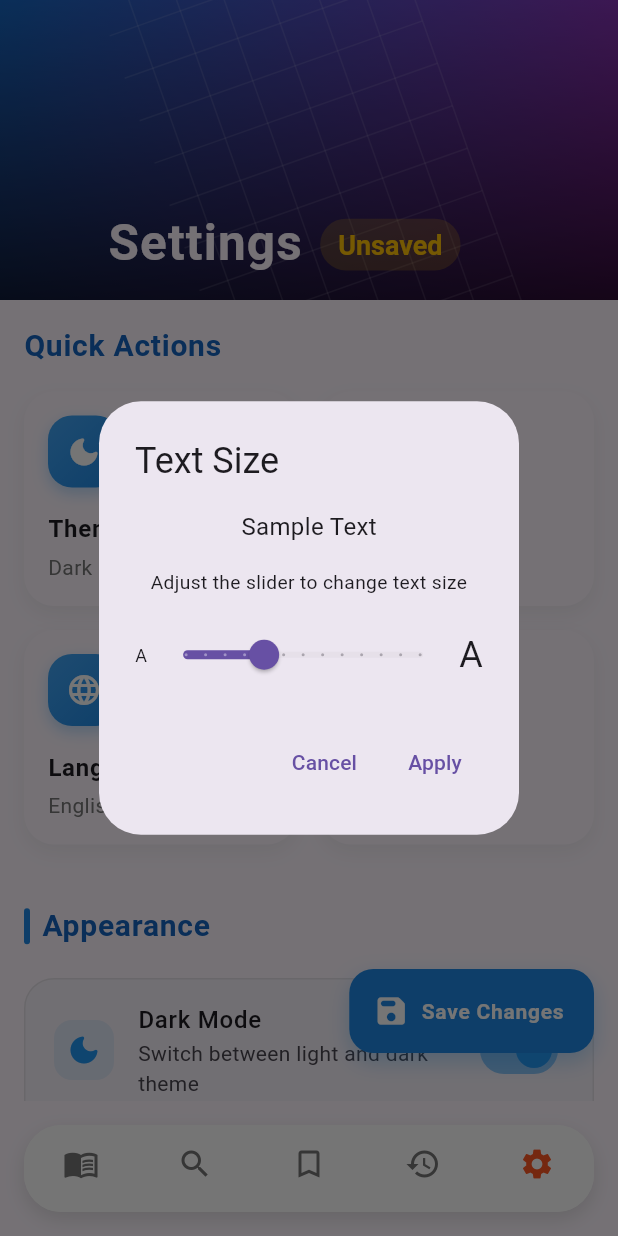
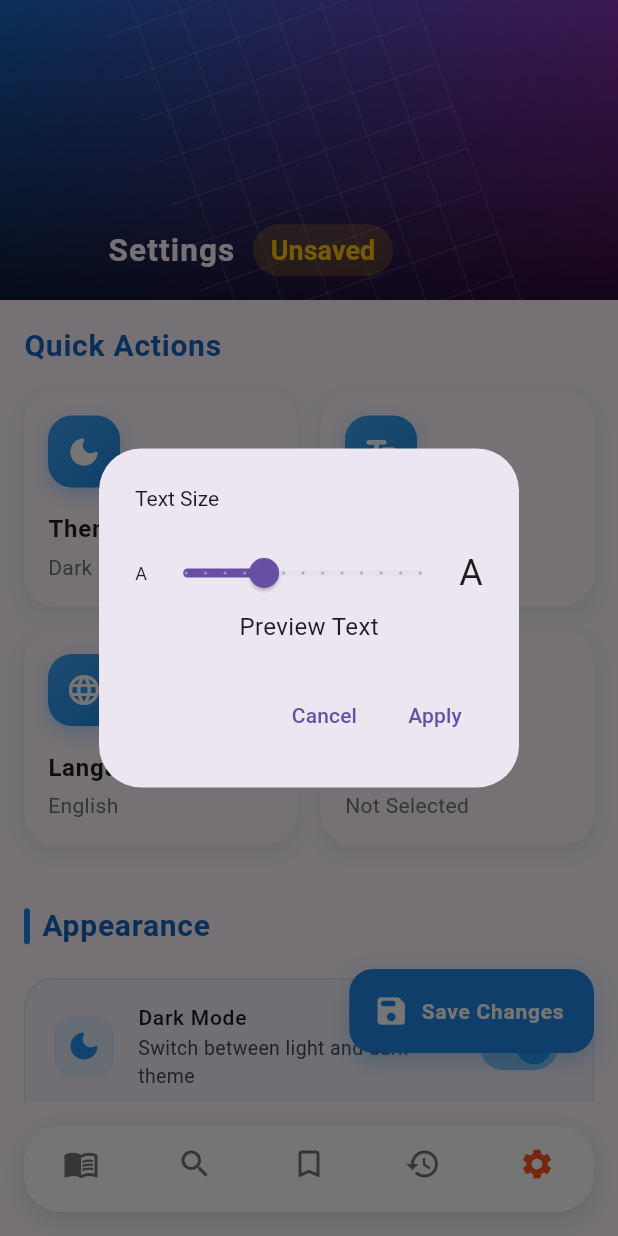
Before and after one commit to Duy-Thanh/docln, a Flutter app: the screen it shows after launch, item 5 of the bottom bar chosen, after a tap on "Theme", after a tap on "Text Size", on a phone screen of 412 x 824 dp. Run offline on Flutter 3.47's test engine with Material 3 defaults, Android fonts, the phone set to English and light mode, and no system bars; our stand-ins replace flutter_local_notifications, permission_handler, shared_preferences, webview_flutter; network calls fail.

Commit message:
Update GUI

```diff
--- a/lib/main.dart
+++ b/lib/main.dart
@@ -30,6 +30,7 @@ void main() async {
       providers: [
         ChangeNotifierProvider.value(value: themeService),
         ChangeNotifierProvider.value(value: languageService),
+        Provider<NotificationService>.value(value: notificationService),
       ],
       child: const MainApp(),
     ),
--- a/lib/screens/SettingsScreen.dart
+++ b/lib/screens/SettingsScreen.dart
@@ -2,6 +2,7 @@ import 'package:flutter/material.dart';
 import 'package:provider/provider.dart';
 import '../services/theme_services.dart';
 import '../services/language_service.dart';
+import '../services/notification_service.dart';
 import 'package:http/http.dart' as http;
 import '../services/crawler_service.dart';
 import 'dart:async'; // For TimeoutException
@@ -98,10 +99,13 @@ class _SettingsScreenState extends State<SettingsScreen> with SingleTickerProvid
   }
 
   Future<void> _loadSettings() async {
+    try {
       final prefs = await SharedPreferences.getInstance();
+      final themeService = Provider.of<ThemeServices>(context, listen: false);
+
       setState(() {
         isDarkMode = prefs.getBool('darkMode') ?? false;
-      textSize = prefs.getDouble('textSize') ?? 16.0;
+        textSize = themeService.textSize.clamp(12.0, 24.0); // Ensure within bounds
         isNotificationsEnabled = prefs.getBool('isNotifications') ?? true;
         selectedLanguage = prefs.getString('language') ?? 'English';
         isDataSaverEnabled = prefs.getBool('dataSaver') ?? false;
@@ -112,8 +116,18 @@ class _SettingsScreenState extends State<SettingsScreen> with SingleTickerProvid
         _initialLanguage = selectedLanguage;
         _initialDataSaver = isDataSaverEnabled;
 
-      _loadCurrentServer();
+        print('🔤 Loaded text size: $textSize');
       });
+
+      await _loadCurrentServer();
+    } catch (e) {
+      print('Error loading settings: $e');
+      // Set defaults if loading fails
+      setState(() {
+        textSize = 16.0;
+        _initialTextSize = 16.0;
+      });
+    }
   }
 
   void _checkForChanges() {
@@ -142,15 +156,39 @@ class _SettingsScreenState extends State<SettingsScreen> with SingleTickerProvid
   }
 
   Future<void> _saveSettings() async {
+    try {
       final prefs = await SharedPreferences.getInstance();
       final themeService = Provider.of<ThemeServices>(context, listen: false);
       final languageService = Provider.of<LanguageService>(context, listen: false);
+      final notificationService = Provider.of<NotificationService>(context, listen: false);
 
-    await prefs.setBool('darkMode', isDarkMode);
-    await prefs.setDouble('textSize', textSize);
-    await prefs.setBool('notifications', isNotificationsEnabled);
-    await prefs.setString('language', selectedLanguage ?? 'English');
-    await prefs.setBool('dataSaver', isDataSaverEnabled);
+      // Save all settings
+      await Future.wait([
+        prefs.setBool('darkMode', isDarkMode),
+        prefs.setDouble('textSize', textSize),
+        notificationService.setNotificationEnabled(isNotificationsEnabled),
+        prefs.setString('language', selectedLanguage ?? 'English'),
+        prefs.setBool('dataSaver', isDataSaverEnabled),
+        _settingsService.saveCurrentServer(currentServer ?? ''),
+      ]);
+
+      // If notifications were just enabled, request permission
+      if (isNotificationsEnabled && !_initialNotifications) {
+        final granted = await notificationService.requestPermission();
+        if (!granted) {
+          setState(() {
+            isNotificationsEnabled = false;
+          });
+          CustomToast.show(context, 'Failed to enable notifications: Permission denied');
+          return;
+        }
+
+        // Show confirmation notification
+        await notificationService.showNotification(
+          title: 'Notifications Enabled',
+          body: 'You will now receive updates for new chapters and announcements',
+        );
+      }
 
       setState(() {
         _initialDarkMode = isDarkMode;
@@ -166,73 +204,83 @@ class _SettingsScreenState extends State<SettingsScreen> with SingleTickerProvid
 
       // Update theme and language
       themeService.setThemeMode(isDarkMode);
-
       if (selectedLanguage != null) {
         await languageService.setLanguage(selectedLanguage!);
       }
+    } catch (e) {
+      CustomToast.show(context, 'Failed to save settings: ${e.toString()}');
+    }
+  }
+
+  Future<void> _toggleNotifications(bool value) async {
+    if (value) {
+      // Only request permission when toggling ON
+      final notificationService = Provider.of<NotificationService>(context, listen: false);
+      final granted = await notificationService.requestPermission();
+      if (!granted) {
+        CustomToast.show(context, 'Notification permission denied');
+        return;
+      }
+    }
+
+    _onSettingChanged(() {
+      setState(() => isNotificationsEnabled = value);
+    });
   }
 
   void _showTextSizeDialog() {
+    double tempSize = textSize.clamp(12.0, 24.0);
+
     showDialog(
       context: context,
-      builder: (context) => AlertDialog(
+      builder: (context) => StatefulBuilder(
+        builder: (context, setDialogState) => AlertDialog(
           title: Text('Text Size'),
-        content: StatefulBuilder( // Add StatefulBuilder
-          builder: (context, setDialogState) {
-            return Column(
+          content: Column(
             mainAxisSize: MainAxisSize.min,
             children: [
-                Text(
-                  'Sample Text',
-                  style: TextStyle(fontSize: textSize),
-                ),
-                SizedBox(height: 16),
-                Text(
-                  'Adjust the slider to change text size',
-                  style: TextStyle(fontSize: textSize * 0.8),
-                  textAlign: TextAlign.center,
-                ),
-                SizedBox(height: 16),
               Row(
                 mainAxisAlignment: MainAxisAlignment.spaceBetween,
                 children: [
                   Text('A', style: TextStyle(fontSize: 12)),
                   Expanded(
                     child: Slider(
-                        value: textSize,
+                      value: tempSize,
                       min: 12.0,
                       max: 24.0,
                       divisions: 12,
-                        label: textSize.round().toString(),
+                      label: tempSize.round().toString(),
                       onChanged: (value) {
-                          setDialogState(() => textSize = value);
-                          setState(() => textSize = value);
+                        setDialogState(() => tempSize = value);
+                        final themeService = Provider.of<ThemeServices>(context, listen: false);
+                        themeService.setTextScaleFactor(value); // Pass the actual size
                       },
                     ),
                   ),
                   Text('A', style: TextStyle(fontSize: 24)),
                 ],
               ),
+              Text('Preview Text', style: TextStyle(fontSize: tempSize)),
             ],
-            );
-          },
           ),
           actions: [
             TextButton(
               onPressed: () {
-              setState(() => textSize = _initialTextSize);
+                final themeService = Provider.of<ThemeServices>(context, listen: false);
+                themeService.setTextScaleFactor(_initialTextSize);
                 Navigator.pop(context);
               },
               child: Text('Cancel'),
             ),
             TextButton(
               onPressed: () {
-              _onSettingChanged(() {});
+                _onSettingChanged(() => setState(() => textSize = tempSize));
                 Navigator.pop(context);
               },
               child: Text('Apply'),
             ),
           ],
+        ),
       ),
     );
   }
@@ -713,7 +761,7 @@ class _SettingsScreenState extends State<SettingsScreen> with SingleTickerProvid
     String subtitle,
     IconData icon,
     double value,
-    Function(double) onChanged,
+    ValueChanged<double> onChanged,
   ) {
     return ListTile(
       contentPadding: EdgeInsets.symmetric(horizontal: 20, vertical: 8),
@@ -725,29 +773,29 @@ class _SettingsScreenState extends State<SettingsScreen> with SingleTickerProvid
         ),
         child: Icon(icon, color: Colors.blue),
       ),
-      title: Text(title),
-      subtitle: Column(
+      title: Column(
         crossAxisAlignment: CrossAxisAlignment.start,
         children: [
-          Text(subtitle),
-          SizedBox(height: 8),
-          Row(
-            children: [
-              Text('A', style: TextStyle(fontSize: 12)),
-              Expanded(
-                child: Slider(
-                  value: value,
+          Text(
+            title,
+            style: TextStyle(fontWeight: FontWeight.w500),
+          ),
+          Text(
+            subtitle,
+            style: TextStyle(
+              fontSize: 12,
+              color: Colors.grey,
+            ),
+          ),
+        ],
+      ),
+      subtitle: Slider(
+        value: value.clamp(12.0, 24.0), // Ensure value is within bounds
         min: 12.0,
         max: 24.0,
         divisions: 12,
         label: value.round().toString(),
         onChanged: onChanged,
-                ),
-              ),
-              Text('A', style: TextStyle(fontSize: 24)),
-            ],
-          ),
-        ],
       ),
     );
   }
--- a/lib/services/notification_service.dart
+++ b/lib/services/notification_service.dart
@@ -1,6 +1,7 @@
 import 'package:flutter/material.dart';
 import 'package:flutter_local_notifications/flutter_local_notifications.dart';
 import 'package:shared_preferences/shared_preferences.dart';
+import 'package:permission_handler/permission_handler.dart'; // Add this package
 
 class NotificationService {
   static final NotificationService _instance = NotificationService._internal();
@@ -13,19 +14,86 @@ class NotificationService {
   Future<void> init() async {
     if (_isInitialized) return;
 
+    try {
+      // Initialize settings
       const initializationSettingsAndroid = AndroidInitializationSettings('@mipmap/ic_launcher');
-    const initializationSettingsIOS = DarwinInitializationSettings();
+      const initializationSettingsIOS = DarwinInitializationSettings(
+        requestAlertPermission: true,
+        requestBadgePermission: true,
+        requestSoundPermission: true,
+      );
+
       final initializationSettings = InitializationSettings(
         android: initializationSettingsAndroid,
         iOS: initializationSettingsIOS,
       );
-    await _notifications.initialize(initializationSettings);
+
+      await _notifications.initialize(
+        initializationSettings,
+        onDidReceiveNotificationResponse: (NotificationResponse response) {
+          print('🔔 Notification tapped: ${response.payload}');
+        },
+      );
+
+      // Create default channel for Android
+      if (await Permission.notification.isDenied) {
+        print('🔔 Notification permission is denied');
+      }
+
+      final platform = _notifications.resolvePlatformSpecificImplementation<
+          AndroidFlutterLocalNotificationsPlugin>();
+
+      if (platform != null) {
+        const channel = AndroidNotificationChannel(
+          'high_importance_channel', // NEW channel id
+          'High Importance Notifications', // NEW channel name
+          description: 'This channel is used for important notifications',
+          importance: Importance.max,
+          playSound: true,
+          enableVibration: true,
+          enableLights: true,
+          showBadge: true,
+        );
+
+        await platform.createNotificationChannel(channel);
+        print('🔔 High importance notification channel created');
+      }
+
       _isInitialized = true;
+      print('🔔 Notification service initialized successfully');
+    } catch (e) {
+      print('🔔 Error initializing notification service: $e');
+      rethrow;
+    }
   }
 
   Future<void> setNotificationEnabled(bool enabled) async {
+    print("🔔 Setting notification enabled: $enabled");
     final prefs = await SharedPreferences.getInstance();
     await prefs.setBool('notifications', enabled);
+
+    if (enabled) {
+      // Ensure we have permission when enabling
+      final hasPermission = await requestPermission();
+      if (!hasPermission) {
+        throw Exception('Notification permission denied');
+      }
+    }
+  }
+
+  Future<bool> isNotificationEnabled() async {
+    final prefs = await SharedPreferences.getInstance();
+    return prefs.getBool('notifications') ?? false;
+  }
+
+  Future<bool> requestPermission() async {
+    print("🔔 Requesting notification permission...");
+
+    // Request notification permission using permission_handler
+    final status = await Permission.notification.request();
+    print("🔔 Permission status: $status");
+
+    return status.isGranted;
   }
 
   Future<void> showNotification({
@@ -33,25 +101,51 @@ class NotificationService {
     required String body,
     String? payload,
   }) async {
+    print("🔔 Attempting to show notification: $title");
     if (!_isInitialized) await init();
 
+    try {
+      // Check if permission is granted
+      if (!(await Permission.notification.isGranted)) {
+        print("🔔 Notification permission not granted");
+        return;
+      }
+
       const androidDetails = AndroidNotificationDetails(
-      'default_channel',
-      'Default Channel',
-      importance: Importance.high,
+        'high_importance_channel', // Use the new channel
+        'High Importance Notifications',
+        channelDescription: 'This channel is used for important notifications',
+        importance: Importance.max,
         priority: Priority.high,
+        showWhen: true,
+        enableVibration: true,
+        enableLights: true,
+        playSound: true,
+        icon: '@mipmap/ic_launcher',
+        largeIcon: DrawableResourceAndroidBitmap('@mipmap/ic_launcher'),
+        fullScreenIntent: true,
       );
 
       const notificationDetails = NotificationDetails(
         android: androidDetails,
-      iOS: DarwinNotificationDetails(),
+        iOS: DarwinNotificationDetails(
+          presentAlert: true,
+          presentBadge: true,
+          presentSound: true,
+        ),
       );
 
       await _notifications.show(
-      0,
+        DateTime.now().millisecondsSinceEpoch.remainder(100000),
         title,
         body,
         notificationDetails,
-      payload: payload);
+        payload: payload,
+      );
+      print("🔔 Notification sent successfully");
+    } catch (e) {
+      print("🔔 Error showing notification: $e");
+      rethrow;
     }
   }
+}
--- a/lib/services/theme_services.dart
+++ b/lib/services/theme_services.dart
@@ -4,19 +4,42 @@ import 'package:shared_preferences/shared_preferences.dart';
 class ThemeServices extends ChangeNotifier {
   static final ThemeServices _instance = ThemeServices._internal();
   factory ThemeServices() => _instance;
-  ThemeServices._internal();
+  ThemeServices._internal() {
+    // Initialize with default values
+    _themeMode = ThemeMode.light;
+    _textSize = 16.0;
+    _textScaleFactor = 1.0;
+  }
 
   late ThemeMode _themeMode;
   double _textScaleFactor = 1.0;
+  double _textSize = 16.0;
 
   ThemeMode get themeMode => _themeMode;
   double get textScaleFactor => _textScaleFactor;
+  double get textSize => _textSize;
 
   Future<void> init() async {
-    final prefs = await SharedPreferences.getInstance();
-    _themeMode = prefs.getBool('darkMode') == true ? ThemeMode.dark : ThemeMode.light;
-    _textScaleFactor = prefs.getDouble('textSize') ?? 1.0;
-    notifyListeners();
+    try {
+      final prefs = await SharedPreferences.getInstance();
+
+      // Theme Mode
+      _themeMode = prefs.getBool('darkMode') == true ? ThemeMode.dark : ThemeMode.light;
+
+      // Text Size - ensure it's within bounds
+      _textSize = (prefs.getDouble('textSize') ?? 16.0).clamp(12.0, 24.0);
+      _textScaleFactor = _textSize / 16.0;
+
+      print('🔤 Initialized text size: $_textSize, scale factor: $_textScaleFactor');
+      notifyListeners();
+    } catch (e) {
+      print('Error initializing ThemeServices: $e');
+      // Ensure defaults are set even if there's an error
+      _themeMode = ThemeMode.light;
+      _textSize = 16.0;
+      _textScaleFactor = 1.0;
+      notifyListeners();
+    }
   }
 
   Future<void> setThemeMode(bool isDark) async {
@@ -26,26 +49,94 @@ class ThemeServices extends ChangeNotifier {
     notifyListeners();
   }
 
-  Future<void> setTextScaleFactor(double factor) async {
-    final prefs = await SharedPreferences.getInstance();
-    await prefs.setDouble('textSize', factor);
-    _textScaleFactor = factor;
-    notifyListeners();
+  Future<void> setTextScaleFactor(double size) async {
+    try {
+      size = size.clamp(12.0, 24.0); // Ensure size is within bounds
+      final prefs = await SharedPreferences.getInstance();
+      await prefs.setDouble('textSize', size);
+      _textSize = size;
+      _textScaleFactor = size / 16.0;
+      print('🔤 Set text size to: $_textSize, scale factor: $_textScaleFactor');
+      notifyListeners();
+    } catch (e) {
+      print('Error setting text size: $e');
+    }
   }
 
   ThemeData getLightTheme() {
+    // Base font sizes
+    final baseSizes = {
+      'displayLarge': 24.0,
+      'displayMedium': 20.0,
+      'displaySmall': 18.0,
+      'headlineLarge': 16.0,
+      'headlineMedium': 15.0,
+      'headlineSmall': 14.0,
+      'titleLarge': 14.0,
+      'titleMedium': 13.0,
+      'titleSmall': 12.0,
+      'bodyLarge': 14.0,
+      'bodyMedium': 13.0,
+      'bodySmall': 12.0,
+    };
+
+    // Apply scale factor to all sizes
     return ThemeData(
       useMaterial3: true,
       brightness: Brightness.light,
       primaryColor: Colors.blue,
+      textTheme: TextTheme(
+        displayLarge: TextStyle(fontSize: baseSizes['displayLarge']! * _textScaleFactor),
+        displayMedium: TextStyle(fontSize: baseSizes['displayMedium']! * _textScaleFactor),
+        displaySmall: TextStyle(fontSize: baseSizes['displaySmall']! * _textScaleFactor),
+        headlineLarge: TextStyle(fontSize: baseSizes['headlineLarge']! * _textScaleFactor),
+        headlineMedium: TextStyle(fontSize: baseSizes['headlineMedium']! * _textScaleFactor),
+        headlineSmall: TextStyle(fontSize: baseSizes['headlineSmall']! * _textScaleFactor),
+        titleLarge: TextStyle(fontSize: baseSizes['titleLarge']! * _textScaleFactor),
+        titleMedium: TextStyle(fontSize: baseSizes['titleMedium']! * _textScaleFactor),
+        titleSmall: TextStyle(fontSize: baseSizes['titleSmall']! * _textScaleFactor),
+        bodyLarge: TextStyle(fontSize: baseSizes['bodyLarge']! * _textScaleFactor),
+        bodyMedium: TextStyle(fontSize: baseSizes['bodyMedium']! * _textScaleFactor),
+        bodySmall: TextStyle(fontSize: baseSizes['bodySmall']! * _textScaleFactor),
+      ),
     );
   }
 
   ThemeData getDarkTheme() {
+    // Reuse the same base sizes
+    final baseSizes = {
+      'displayLarge': 24.0,
+      'displayMedium': 20.0,
+      'displaySmall': 18.0,
+      'headlineLarge': 16.0,
+      'headlineMedium': 15.0,
+      'headlineSmall': 14.0,
+      'titleLarge': 14.0,
+      'titleMedium': 13.0,
+      'titleSmall': 12.0,
+      'bodyLarge': 14.0,
+      'bodyMedium': 13.0,
+      'bodySmall': 12.0,
+    };
+
     return ThemeData(
       useMaterial3: true,
       brightness: Brightness.dark,
       primaryColor: Colors.blue,
+      textTheme: TextTheme(
+        displayLarge: TextStyle(fontSize: baseSizes['displayLarge']! * _textScaleFactor),
+        displayMedium: TextStyle(fontSize: baseSizes['displayMedium']! * _textScaleFactor),
+        displaySmall: TextStyle(fontSize: baseSizes['displaySmall']! * _textScaleFactor),
+        headlineLarge: TextStyle(fontSize: baseSizes['headlineLarge']! * _textScaleFactor),
+        headlineMedium: TextStyle(fontSize: baseSizes['headlineMedium']! * _textScaleFactor),
+        headlineSmall: TextStyle(fontSize: baseSizes['headlineSmall']! * _textScaleFactor),
+        titleLarge: TextStyle(fontSize: baseSizes['titleLarge']! * _textScaleFactor),
+        titleMedium: TextStyle(fontSize: baseSizes['titleMedium']! * _textScaleFactor),
+        titleSmall: TextStyle(fontSize: baseSizes['titleSmall']! * _textScaleFactor),
+        bodyLarge: TextStyle(fontSize: baseSizes['bodyLarge']! * _textScaleFactor),
+        bodyMedium: TextStyle(fontSize: baseSizes['bodyMedium']! * _textScaleFactor),
+        bodySmall: TextStyle(fontSize: baseSizes['bodySmall']! * _textScaleFactor),
+      ),
     );
   }
 }
--- a/pubspec.yaml
+++ b/pubspec.yaml
@@ -16,6 +16,7 @@ dependencies:
   webview_flutter: ^4.0.0
   provider: ^6.1.1
   flutter_local_notifications: ^18.0.1
+  permission_handler: ^11.3.0
 
 dev_dependencies:
   flutter_test:
```
Also changed, not shown: lib/services/settings_services.dart (+11 -0 lines), pubspec.lock, 2 other files. Lines whose indentation alone changed are shown as unchanged.
